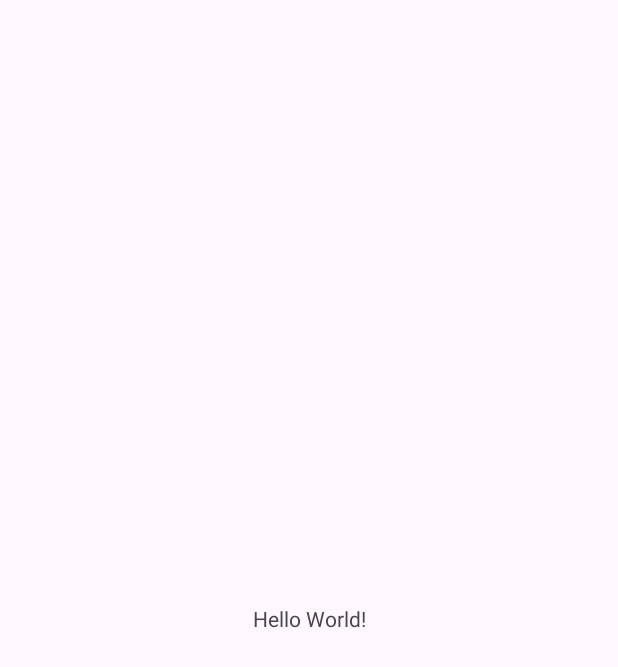
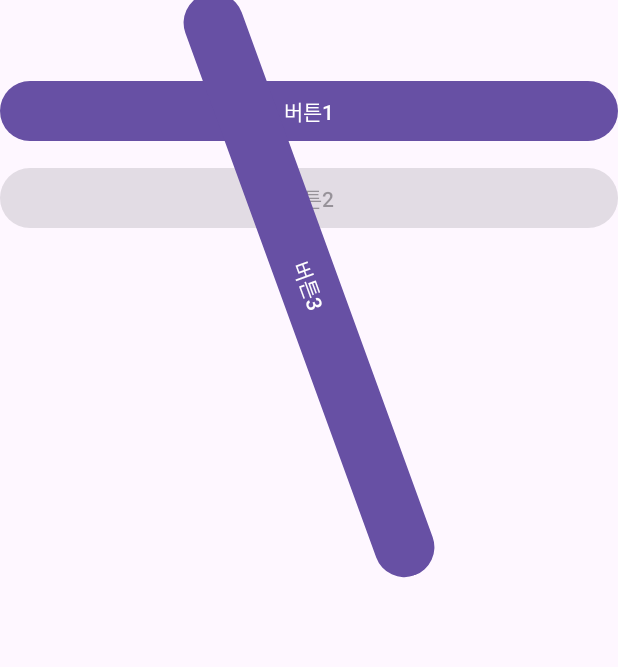
Before and after one commit to leehanseock/WidgetTest, an Android app: the screen it shows after launch (MainActivity), on a phone screen of 412 x 824 dp. Before the commit the part shown is almost empty. Shown: the top 667 px of the screen. Run offline under Robolectric (Android 15) with nearby library versions, the phone set to English and light mode, and no system bars.

Commit message:
4장 기본 위젯의 속성들

```diff
--- a/app/src/main/java/kr/ac/kopo/widgettest/MainActivity.java
+++ b/app/src/main/java/kr/ac/kopo/widgettest/MainActivity.java
@@ -1,6 +1,10 @@
 package kr.ac.kopo.widgettest;
 
 import android.os.Bundle;
+import android.view.View;
+import android.widget.Button;
+import android.widget.RadioGroup;
+import android.widget.Toast;
 
 import androidx.activity.EdgeToEdge;
 import androidx.appcompat.app.AppCompatActivity;
@@ -9,16 +13,33 @@ import androidx.core.view.ViewCompat;
 import androidx.core.view.WindowInsetsCompat;
 
 public class MainActivity extends AppCompatActivity {
+    RadioGroup rg;
 
     @Override
     protected void onCreate(Bundle savedInstanceState) {
         super.onCreate(savedInstanceState);
-        EdgeToEdge.enable(this);
-        setContentView(R.layout.activity_main);
-        ViewCompat.setOnApplyWindowInsetsListener(findViewById(R.id.main), (v, insets) -> {
-            Insets systemBars = insets.getInsets(WindowInsetsCompat.Type.systemBars());
-            v.setPadding(systemBars.left, systemBars.top, systemBars.right, systemBars.bottom);
-            return insets;
-        });
+        setContentView(R.layout.enable_clickable_test);
+
+        /*rg = findViewById(R.id.rg);
+
+        Button btnDone = findViewById(R.id.btn_done);
+
+        btnDone.setOnClickListener(new View.OnClickListener(){
+            @Override
+            public void onClick(View v) {
+                String result = "";
+                if(rg.getCheckedRadioButtonId() == R.id.rb_female){
+                    result = getResources().getString(R.string.male);
+                }
+                else{
+                    result = getResources().getString(R.string.female);
+                }
+                Toast toast = Toast.makeText(getApplicationContext(),
+                        result+"를 선택하셨습니다.", Toast.LENGTH_SHORT);
+                toast.show();
+                }
+            });*/
+
+
     }
 }
--- /dev/null
+++ b/app/src/main/res/layout/enable_clickable_test.xml
@@ -0,0 +1,24 @@
+<?xml version="1.0" encoding="utf-8"?>
+<LinearLayout xmlns:android="http://schemas.android.com/apk/res/android"
+    android:orientation="vertical"
+    android:layout_width="match_parent"
+    android:layout_height="match_parent">
+    <Button
+        android:layout_width="match_parent"
+        android:layout_height="wrap_content"
+        android:layout_marginTop="@dimen/scale_xl"
+        android:text="버튼1"/>
+    <Button
+        android:layout_width="match_parent"
+        android:layout_height="wrap_content"
+        android:layout_marginTop="@dimen/scale_xs"
+        android:enabled="false"
+        android:text="버튼2"/>
+    <Button
+        android:layout_width="match_parent"
+        android:layout_height="wrap_content"
+        android:layout_marginTop="@dimen/scale_xs"
+        android:clickable="false"
+        android:rotation="70"
+        android:text="버튼3"/>
+</LinearLayout>
--- a/app/src/main/res/values/colors.xml
+++ b/app/src/main/res/values/colors.xml
@@ -2,4 +2,7 @@
 <resources>
     <color name="black">#FF000000</color>
     <color name="white">#FFFFFFFF</color>
+    <color name="purple">#FF800080</color>
+    <color name="orange">#FFFFA500</color>
+    <color name="aqua">#FF00FFFF</color>
 </resources>
--- a/app/src/main/res/values/strings.xml
+++ b/app/src/main/res/values/strings.xml
@@ -1,3 +1,6 @@
 <resources>
     <string name="app_name">WidgetTest</string>
+    <string name="choose_gender">성별을 선택하십시오.</string>
+    <string name="male">남성</string>
+    <string name="female">여성</string>
 </resources>
```
Also changed, not shown: app/src/main/res/layout/activity_main.xml (+33 -11 lines), app/src/main/res/layout/background_test.xml (added, +14 -0 lines), app/src/main/res/layout/padding_margin_test.xml (added, +24 -0 lines), app/src/main/res/layout/visibility_test.xml (added, +33 -0 lines), app/src/main/res/values/dimens.xml (added, +9 -0 lines).
